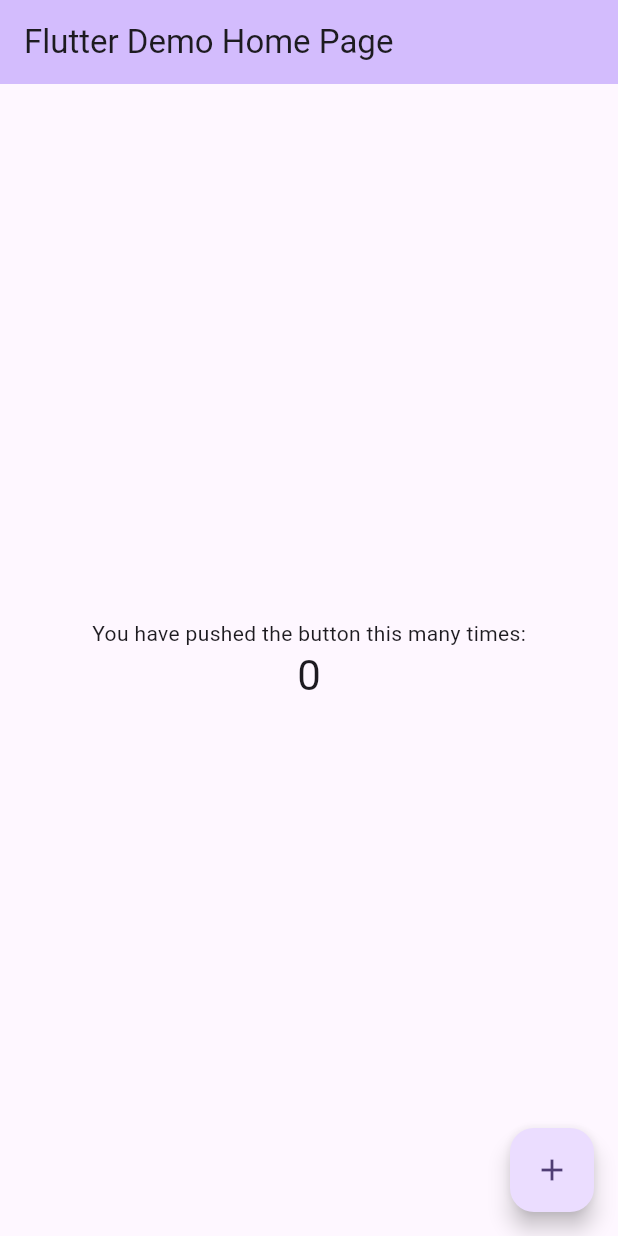
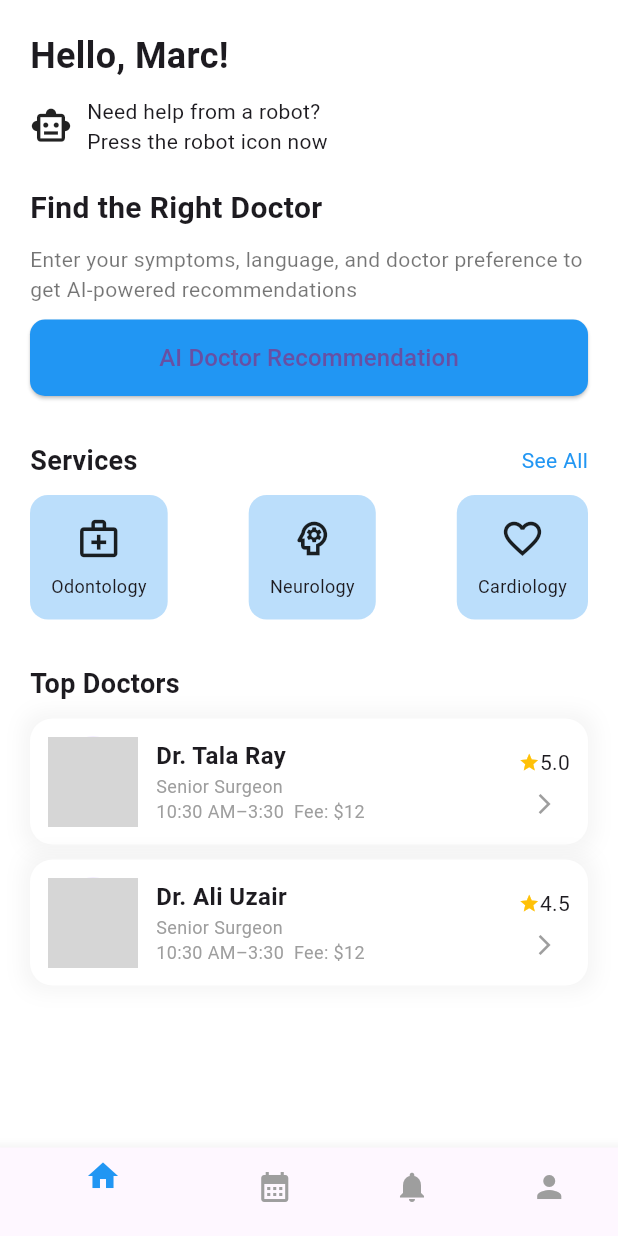
Before and after one commit to rrayan1/430, a Flutter app: the screen it shows after launch, on a phone screen of 412 x 824 dp. Run offline on Flutter 3.47's test engine with Material 3 defaults, Android fonts, the phone set to English and light mode, and no system bars; grey boxes are pictures that could not be loaded.

Commit message:
two pages done

```diff
--- a/lib/main.dart
+++ b/lib/main.dart
@@ -1,125 +1,296 @@
 import 'package:flutter/material.dart';
 
 void main() {
-  runApp(const MyApp());
+  runApp(const DoctorApp());
 }
 
-class MyApp extends StatelessWidget {
-  const MyApp({super.key});
+class DoctorApp extends StatelessWidget {
+  const DoctorApp({super.key});
 
-  // This widget is the root of your application.
   @override
   Widget build(BuildContext context) {
     return MaterialApp(
-      title: 'Flutter Demo',
-      theme: ThemeData(
-        // This is the theme of your application.
-        //
-        // TRY THIS: Try running your application with "flutter run". You'll see
-        // the application has a purple toolbar. Then, without quitting the app,
-        // try changing the seedColor in the colorScheme below to Colors.green
-        // and then invoke "hot reload" (save your changes or press the "hot
-        // reload" button in a Flutter-supported IDE, or press "r" if you used
-        // the command line to start the app).
-        //
-        // Notice that the counter didn't reset back to zero; the application
-        // state is not lost during the reload. To reset the state, use hot
-        // restart instead.
-        //
-        // This works for code too, not just values: Most code changes can be
-        // tested with just a hot reload.
-        colorScheme: ColorScheme.fromSeed(seedColor: Colors.deepPurple),
-        useMaterial3: true,
-      ),
-      home: const MyHomePage(title: 'Flutter Demo Home Page'),
+      debugShowCheckedModeBanner: false,
+      initialRoute: '/',
+      routes: {
+        '/': (context) => const HomePage(),
+        '/profile': (context) => const ProfilePage(),
+      },
     );
   }
 }
 
-class MyHomePage extends StatefulWidget {
-  const MyHomePage({super.key, required this.title});
-
-  // This widget is the home page of your application. It is stateful, meaning
-  // that it has a State object (defined below) that contains fields that affect
-  // how it looks.
-
-  // This class is the configuration for the state. It holds the values (in this
-  // case the title) provided by the parent (in this case the App widget) and
-  // used by the build method of the State. Fields in a Widget subclass are
-  // always marked "final".
-
-  final String title;
+class HomePage extends StatefulWidget {
+  const HomePage({super.key});
 
   @override
-  State<MyHomePage> createState() => _MyHomePageState();
+  State<HomePage> createState() => _HomePageState();
 }
 
-class _MyHomePageState extends State<MyHomePage> {
-  int _counter = 0;
+class _HomePageState extends State<HomePage> {
+  int currentIndex = 0;
 
-  void _incrementCounter() {
-    setState(() {
-      // This call to setState tells the Flutter framework that something has
-      // changed in this State, which causes it to rerun the build method below
-      // so that the display can reflect the updated values. If we changed
-      // _counter without calling setState(), then the build method would not be
-      // called again, and so nothing would appear to happen.
-      _counter++;
-    });
-  }
+  final pages = [
+    const MainPage(),
+    const Center(child: Text("Calendar Page")),
+    const Center(child: Text("Notifications Page")),
+    Container(),
+  ];
 
   @override
   Widget build(BuildContext context) {
-    // This method is rerun every time setState is called, for instance as done
-    // by the _incrementCounter method above.
-    //
-    // The Flutter framework has been optimized to make rerunning build methods
-    // fast, so that you can just rebuild anything that needs updating rather
-    // than having to individually change instances of widgets.
+    return Scaffold(
+      backgroundColor: Colors.white,
+      body: SafeArea(child: pages[currentIndex]),
+      bottomNavigationBar: BottomNavigationBar(
+        currentIndex: currentIndex,
+        selectedItemColor: Colors.blue,
+        unselectedItemColor: Colors.grey,
+        onTap: (index) {
+          if (index == 3) {
+            Navigator.pushNamed(context, '/profile');
+          } else {
+            setState(() {
+              currentIndex = index;
+            });
+          }
+        },
+        items: const [
+          BottomNavigationBarItem(icon: Icon(Icons.home), label: ''),
+          BottomNavigationBarItem(icon: Icon(Icons.calendar_month), label: ''),
+          BottomNavigationBarItem(icon: Icon(Icons.notifications), label: ''),
+          BottomNavigationBarItem(icon: Icon(Icons.person), label: ''),
+        ],
+      ),
+    );
+  }
+}
+
+class MainPage extends StatelessWidget {
+  const MainPage({super.key});
+
+  @override
+  Widget build(BuildContext context) {
+    return Padding(
+      padding: const EdgeInsets.symmetric(horizontal: 20.0),
+      child: ListView(
+        children: [
+          const SizedBox(height: 20),
+          const Text("Hello, Marc!", style: TextStyle(fontSize: 24, fontWeight: FontWeight.w600)),
+          const SizedBox(height: 10),
+          Row(
+            children: const [
+              Icon(Icons.smart_toy_outlined, size: 28),
+              SizedBox(width: 10),
+              Expanded(child: Text("Need help from a robot?\nPress the robot icon now", style: TextStyle(fontSize: 14))),
+            ],
+          ),
+          const SizedBox(height: 20),
+          const Text("Find the Right Doctor", style: TextStyle(fontSize: 20, fontWeight: FontWeight.bold)),
+          const SizedBox(height: 10),
+          const Text("Enter your symptoms, language, and doctor preference to get AI-powered recommendations", style: TextStyle(fontSize: 14, color: Colors.black54)),
+          const SizedBox(height: 10),
+          ElevatedButton(
+            onPressed: () {},
+            style: ElevatedButton.styleFrom(
+              backgroundColor: Colors.blue,
+              padding: const EdgeInsets.symmetric(vertical: 14),
+              shape: RoundedRectangleBorder(borderRadius: BorderRadius.circular(10)),
+            ),
+            child: const Center(
+              child: Text("AI Doctor Recommendation", style: TextStyle(fontSize: 16)),
+            ),
+          ),
+          const SizedBox(height: 30),
+          Row(
+            mainAxisAlignment: MainAxisAlignment.spaceBetween,
+            children: const [
+              Text("Services", style: TextStyle(fontSize: 18, fontWeight: FontWeight.bold)),
+              Text("See All", style: TextStyle(color: Colors.blue)),
+            ],
+          ),
+          const SizedBox(height: 10),
+          Row(
+            mainAxisAlignment: MainAxisAlignment.spaceBetween,
+            children: [
+              _serviceCard("Odontology", Icons.medical_services_outlined),
+              _serviceCard("Neurology", Icons.psychology_outlined),
+              _serviceCard("Cardiology", Icons.favorite_border),
+            ],
+          ),
+          const SizedBox(height: 30),
+          const Text("Top Doctors", style: TextStyle(fontSize: 18, fontWeight: FontWeight.bold)),
+          const SizedBox(height: 10),
+          _doctorCard("Dr. Tala Ray", "Senior Surgeon", "10:30 AM–3:30", "\$12", 5.0, "images/doctorwomen.jpg"),
+          const SizedBox(height: 10),
+          _doctorCard("Dr. Ali Uzair", "Senior Surgeon", "10:30 AM–3:30", "\$12", 4.5, "images/doctorman.jpg"),
+        ],
+      ),
+    );
+  }
+
+  Widget _serviceCard(String label, IconData icon) {
+    return Container(
+      padding: const EdgeInsets.all(14),
+      decoration: BoxDecoration(
+        color: Colors.blue[100],
+        borderRadius: BorderRadius.circular(12),
+      ),
+      child: Column(
+        children: [
+          Icon(icon, size: 30),
+          const SizedBox(height: 8),
+          Text(label, style: const TextStyle(fontSize: 12)),
+        ],
+      ),
+    );
+  }
+
+  Widget _doctorCard(String name, String title, String time, String fee, double rating, String imagePath) {
+    return Container(
+      padding: const EdgeInsets.all(12),
+      decoration: BoxDecoration(
+        color: Colors.white,
+        borderRadius: BorderRadius.circular(15),
+        boxShadow: [
+          BoxShadow(color: Colors.grey.withOpacity(0.1), blurRadius: 10, spreadRadius: 5),
+        ],
+      ),
+      child: Row(
+        children: [
+          CircleAvatar(radius: 30, backgroundImage: AssetImage(imagePath)),
+          const SizedBox(width: 12),
+          Expanded(
+            child: Column(
+              crossAxisAlignment: CrossAxisAlignment.start,
+              children: [
+                Text(name, style: const TextStyle(fontSize: 16, fontWeight: FontWeight.bold)),
+                Text(title, style: const TextStyle(fontSize: 12, color: Colors.grey)),
+                Text("$time  Fee: $fee", style: const TextStyle(fontSize: 12, color: Colors.grey)),
+              ],
+            ),
+          ),
+          Column(
+            children: [
+              Row(
+                children: [
+                  const Icon(Icons.star, size: 14, color: Colors.amber),
+                  Text(rating.toString(), style: const TextStyle(fontSize: 14)),
+                ],
+              ),
+              const SizedBox(height: 10),
+              const Icon(Icons.arrow_forward_ios, size: 16, color: Colors.grey),
+            ],
+          ),
+        ],
+      ),
+    );
+  }
+}
+
+class ProfilePage extends StatelessWidget {
+  const ProfilePage({super.key});
+
+  @override
+  Widget build(BuildContext context) {
     return Scaffold(
       appBar: AppBar(
-        // TRY THIS: Try changing the color here to a specific color (to
-        // Colors.amber, perhaps?) and trigger a hot reload to see the AppBar
-        // change color while the other colors stay the same.
-        backgroundColor: Theme.of(context).colorScheme.inversePrimary,
-        // Here we take the value from the MyHomePage object that was created by
-        // the App.build method, and use it to set our appbar title.
-        title: Text(widget.title),
+        leading: IconButton(
+          icon: const Icon(Icons.arrow_back),
+          onPressed: () {
+            Navigator.pop(context);
+          },
+        ),
+        title: const Text("User Profile"),
+        backgroundColor: Colors.white,
+        foregroundColor: Colors.black,
+        elevation: 0,
       ),
-      body: Center(
-        // Center is a layout widget. It takes a single child and positions it
-        // in the middle of the parent.
-        child: Column(
-          // Column is also a layout widget. It takes a list of children and
-          // arranges them vertically. By default, it sizes itself to fit its
-          // children horizontally, and tries to be as tall as its parent.
-          //
-          // Column has various properties to control how it sizes itself and
-          // how it positions its children. Here we use mainAxisAlignment to
-          // center the children vertically; the main axis here is the vertical
-          // axis because Columns are vertical (the cross axis would be
-          // horizontal).
-          //
-          // TRY THIS: Invoke "debug painting" (choose the "Toggle Debug Paint"
-          // action in the IDE, or press "p" in the console), to see the
-          // wireframe for each widget.
-          mainAxisAlignment: MainAxisAlignment.center,
-          children: <Widget>[
-            const Text(
-              'You have pushed the button this many times:',
+      body: Padding(
+        padding: const EdgeInsets.all(20.0),
+        child: ListView(
+          children: [
+            Row(
+              mainAxisAlignment: MainAxisAlignment.spaceBetween,
+              children: [
+                const Text("User Profile", style: TextStyle(fontSize: 22, fontWeight: FontWeight.bold)),
+                IconButton(
+                  icon: const Icon(Icons.logout),
+                  onPressed: () {},
+                )
+              ],
             ),
-            Text(
-              '$_counter',
-              style: Theme.of(context).textTheme.headlineMedium,
+            const SizedBox(height: 10),
+            Row(
+              children: [
+                const CircleAvatar(
+                  radius: 40,
+                  backgroundImage: AssetImage("images/man.jpg"),
+                ),
+                const SizedBox(width: 20),
+                Column(
+                  crossAxisAlignment: CrossAxisAlignment.start,
+                  children: const [
+                    Text("Name: Marc Jacob", style: TextStyle(fontSize: 16)),
+                    Text("Age: 26", style: TextStyle(fontSize: 16)),
+                    Text("Gender: Male", style: TextStyle(fontSize: 16)),
+                    Text("Blood Type: A+", style: TextStyle(fontSize: 16)),
+                  ],
+                )
+              ],
+            ),
+            const SizedBox(height: 30),
+            Row(
+              mainAxisAlignment: MainAxisAlignment.spaceBetween,
+              children: const [
+                Text("Patient History", style: TextStyle(fontSize: 18, fontWeight: FontWeight.bold)),
+                Text("See All", style: TextStyle(color: Colors.blue)),
+              ],
+            ),
+            const SizedBox(height: 10),
+            Container(
+              padding: const EdgeInsets.all(16),
+              decoration: BoxDecoration(
+                border: Border.all(color: Colors.grey.shade300),
+                borderRadius: BorderRadius.circular(12),
+              ),
+              child: Column(
+                crossAxisAlignment: CrossAxisAlignment.start,
+                children: const [
+                  Text("Diagnosis: Malaria"),
+                  Text("Date of Visit: 20/07/25"),
+                  Text("Total Visits: 4"),
+                ],
+              ),
+            ),
+            const SizedBox(height: 30),
+            Row(
+              mainAxisAlignment: MainAxisAlignment.spaceBetween,
+              children: const [
+                Text("Contact Information", style: TextStyle(fontSize: 18, fontWeight: FontWeight.bold)),
+                Text("Update", style: TextStyle(color: Colors.blue)),
+              ],
+            ),
+            const SizedBox(height: 10),
+            Container(
+              padding: const EdgeInsets.all(16),
+              decoration: BoxDecoration(
+                border: Border.all(color: Colors.grey.shade300),
+                borderRadius: BorderRadius.circular(12),
+              ),
+              child: const Column(
+                crossAxisAlignment: CrossAxisAlignment.start,
+                children: [
+                  Text("Phone Number: +961 9 999 999"),
+                  Text("Email: flanelfoulani@aub.edu.lb"),
+                  Text("Home Address: Hamra St, Beirut, Lebanon"),
+                  Text("Emergency Contact: +961 9 999 999"),
+                ],
+              ),
             ),
           ],
         ),
       ),
-      floatingActionButton: FloatingActionButton(
-        onPressed: _incrementCounter,
-        tooltip: 'Increment',
-        child: const Icon(Icons.add),
-      ), // This trailing comma makes auto-formatting nicer for build methods.
     );
   }
 }
--- a/pubspec.yaml
+++ b/pubspec.yaml
@@ -57,7 +57,10 @@ flutter:
   # included with your application, so that you can use the icons in
   # the material Icons class.
   uses-material-design: true
-
+  assets:
+  - images/doctorman.jpg
+  - images/doctorwomen.jpg
+  - images/man.jpg
   # To add assets to your application, add an assets section, like this:
   # assets:
   #   - images/a_dot_burr.jpeg
```
